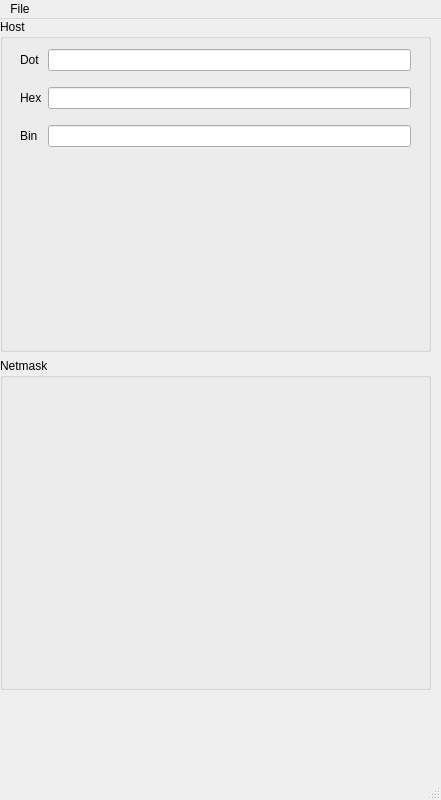
This is kipcalcui.ui in kylev/kipcalc as Qt 5 draws it before an edit. The edited form follows.
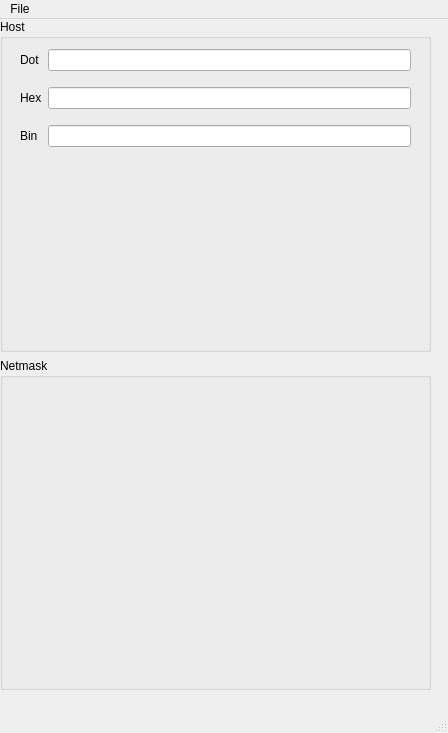
This is the edited form.

Commit message: try a few more ui builder tweaks

```diff
--- a/kipcalcui.ui
+++ b/kipcalcui.ui
@@ -6,10 +6,16 @@
    <rect>
     <x>0</x>
     <y>0</y>
-    <width>441</width>
-    <height>800</height>
+    <width>448</width>
+    <height>733</height>
    </rect>
   </property>
+  <property name="sizePolicy">
+   <sizepolicy hsizetype="Minimum" vsizetype="Minimum">
+    <horstretch>0</horstretch>
+    <verstretch>0</verstretch>
+   </sizepolicy>
+  </property>
   <property name="windowTitle">
    <string>MainWindow</string>
   </property>
@@ -122,7 +128,7 @@
     <rect>
      <x>0</x>
      <y>0</y>
-     <width>441</width>
+     <width>448</width>
      <height>26</height>
     </rect>
    </property>
```
